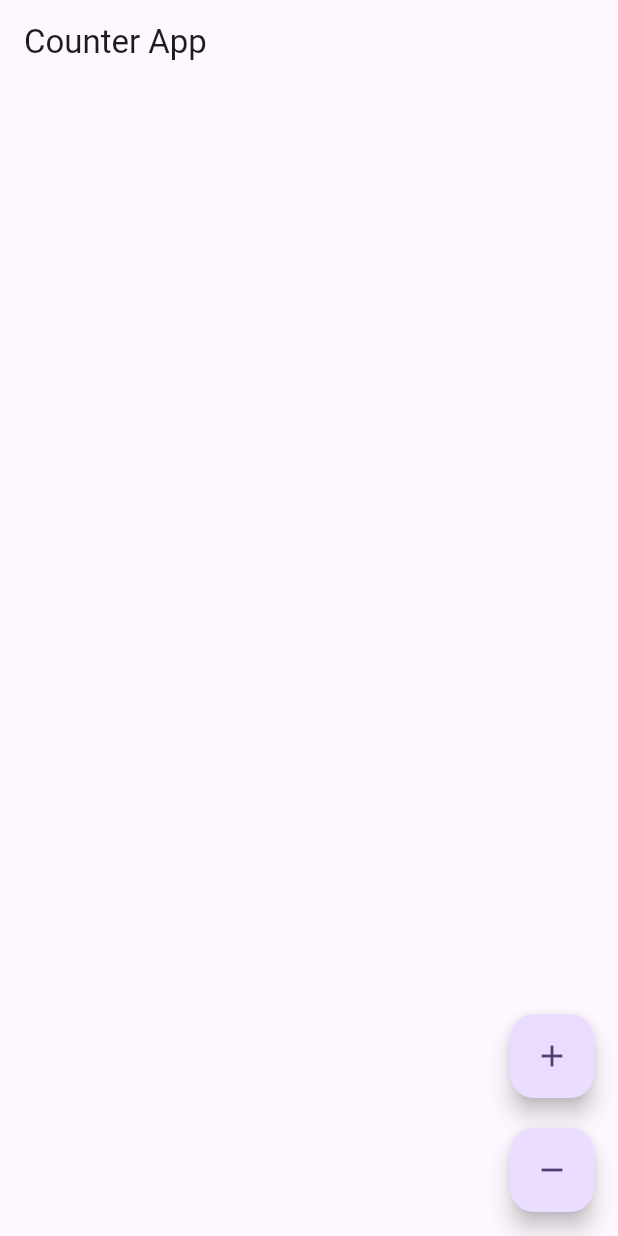
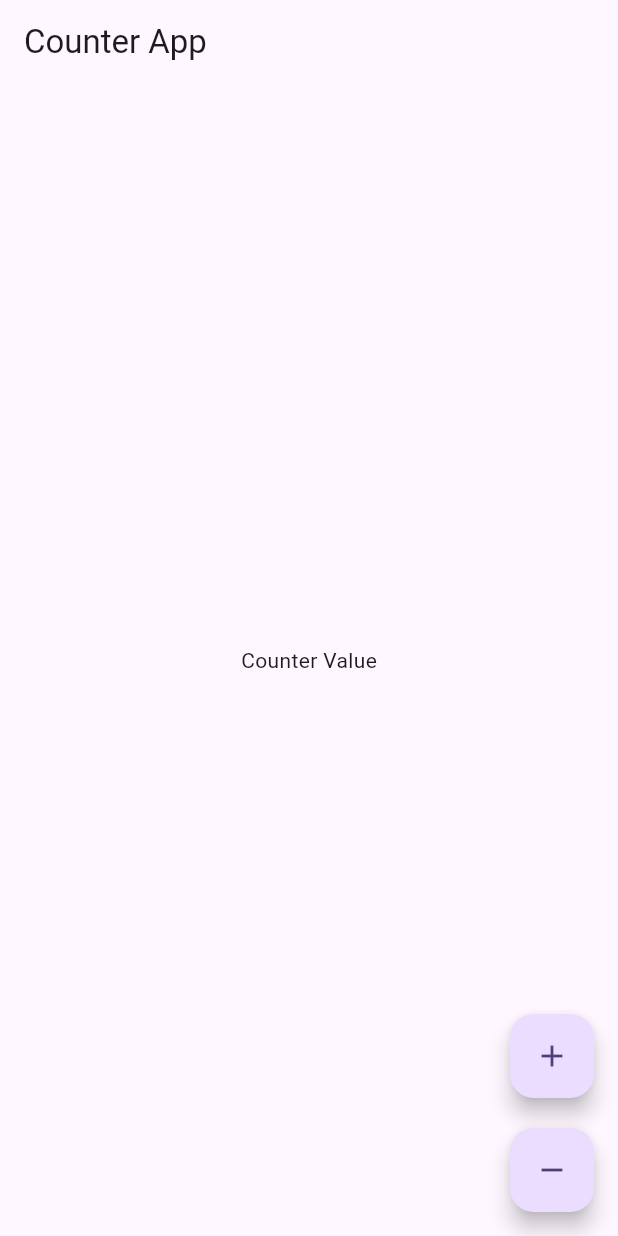
Before and after one commit to DilshanDe/Counter-App, a Flutter app: the screen it shows after launch, on a phone screen of 412 x 824 dp. Run offline on Flutter 3.47's test engine with Material 3 defaults, Android fonts, the phone set to English and light mode, and no system bars.

Commit message:
Update counter_screen.dart

```diff
--- a/lib/counter_screen.dart
+++ b/lib/counter_screen.dart
@@ -28,6 +28,7 @@ class _CounterScreenState extends State<CounterScreen> {
       appBar: AppBar(
         title: Text("Counter App"),
       ),
+      body: Center(child: Text("Counter Value")),
     );
   }
 }
```
